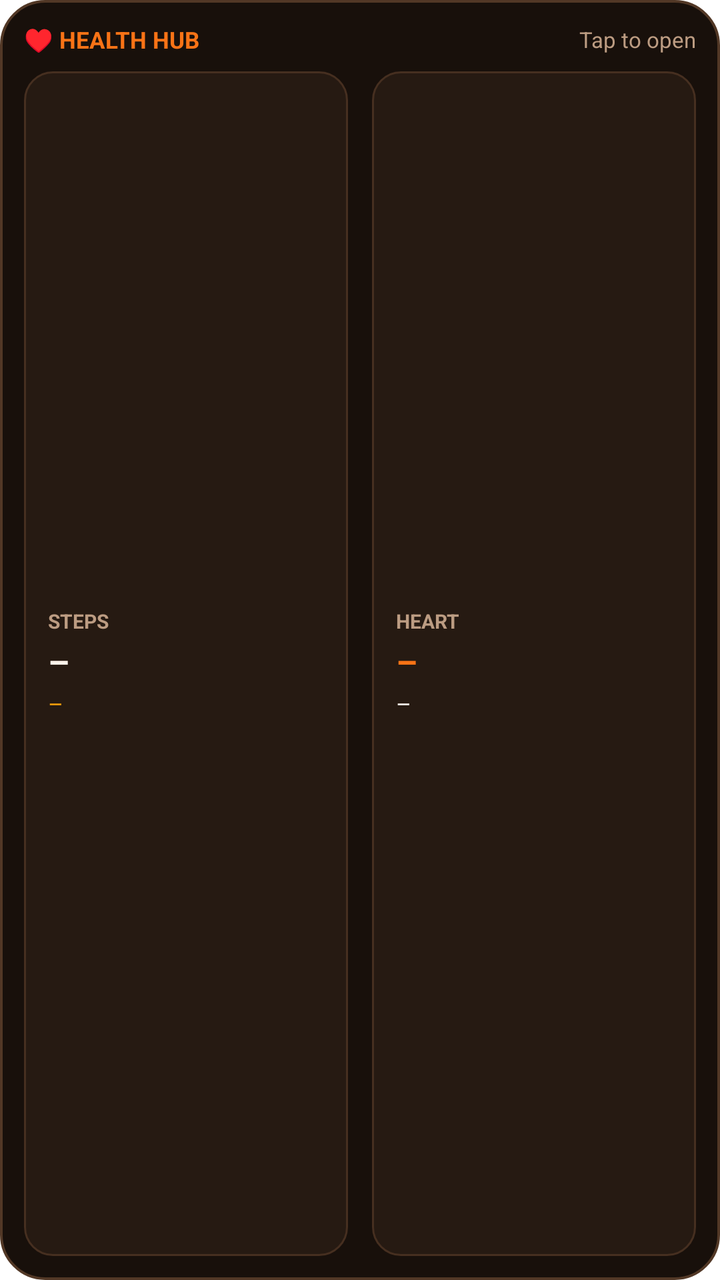
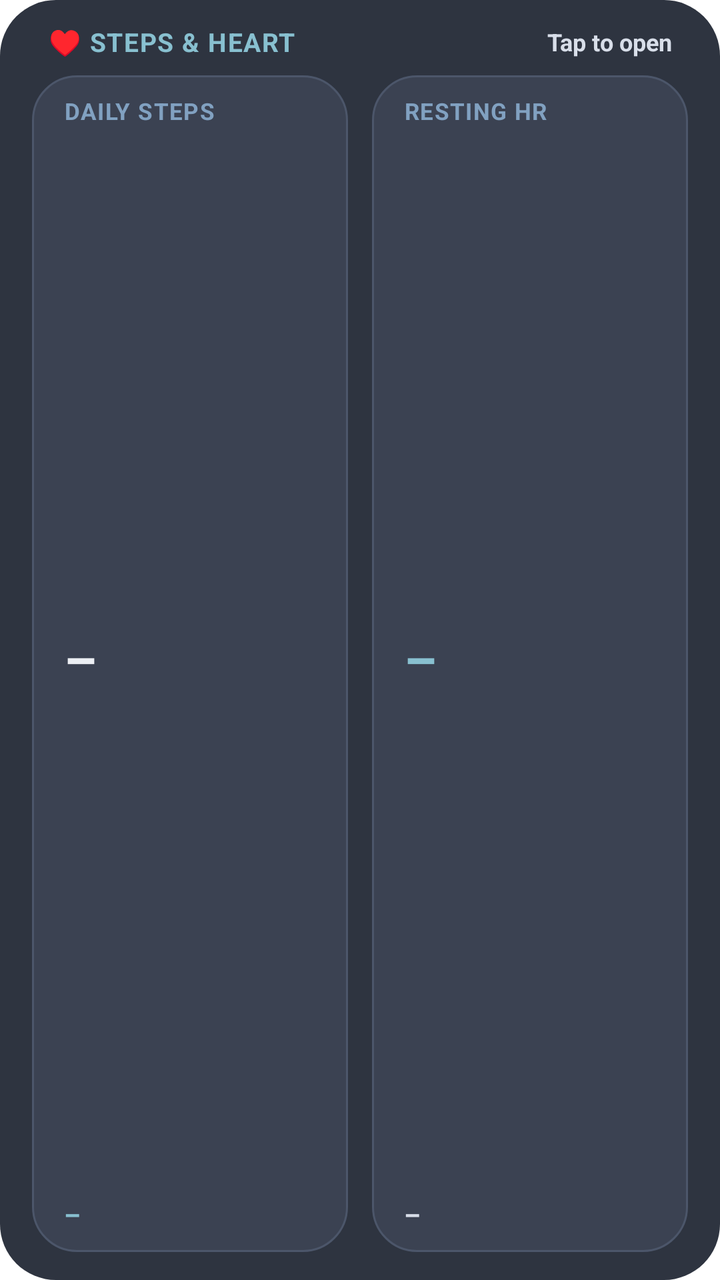

The first picture is an Android layout as it rendered before a commit; the second is the same layout after the commit. The layout source and the unified diff follow.
<!-- AndroidManifest.xml: fallback theme Theme.MaterialComponents.DayNight.NoActionBar -->
<!-- res/layout/widget_health_hub.xml -->
<?xml version="1.0" encoding="utf-8"?>
<LinearLayout xmlns:android="http://schemas.android.com/apk/res/android"
    android:id="@+id/widget_root"
    android:layout_width="match_parent"
    android:layout_height="match_parent"
    android:background="@drawable/widget_bg"
    android:orientation="vertical"
    android:padding="12dp">

    
    <LinearLayout
        android:layout_width="match_parent"
        android:layout_height="wrap_content"
        android:gravity="center_vertical"
        android:orientation="horizontal"
        android:paddingBottom="8dp">

        <TextView
            android:id="@+id/widget_title"
            android:layout_width="0dp"
            android:layout_height="wrap_content"
            android:layout_weight="1"
            android:singleLine="true"
            android:text="♥ HEALTH HUB"
            android:textColor="#F97316"
            android:textSize="11.5sp"
            android:textStyle="bold" />

        <TextView
            android:id="@+id/widget_updated"
            android:layout_width="wrap_content"
            android:layout_height="wrap_content"
            android:singleLine="true"
            android:text="Tap to open"
            android:textColor="#BC9C82"
            android:textSize="11sp" />
    </LinearLayout>

    
    <LinearLayout
        android:layout_width="match_parent"
        android:layout_height="0dp"
        android:layout_weight="1"
        android:baselineAligned="false"
        android:orientation="horizontal">

        
        <LinearLayout
            android:layout_width="0dp"
            android:layout_height="match_parent"
            android:layout_marginEnd="6dp"
            android:layout_weight="1"
            android:background="@drawable/widget_panel_bg"
            android:gravity="center_vertical"
            android:orientation="vertical"
            android:paddingStart="12dp"
            android:paddingTop="8dp"
            android:paddingEnd="10dp"
            android:paddingBottom="8dp">

            <TextView
                android:id="@+id/widget_left_label"
                android:layout_width="wrap_content"
                android:layout_height="wrap_content"
                android:singleLine="true"
                android:text="STEPS"
                android:textColor="#BC9C82"
                android:textSize="10sp"
                android:textStyle="bold" />

            <TextView
                android:id="@+id/widget_left_main"
                android:layout_width="wrap_content"
                android:layout_height="wrap_content"
                android:layout_marginTop="2dp"
                android:singleLine="true"
                android:text="–"
                android:textColor="#FCF3EA"
                android:textSize="17sp"
                android:textStyle="bold" />

            <TextView
                android:id="@+id/widget_left_sub"
                android:layout_width="wrap_content"
                android:layout_height="wrap_content"
                android:layout_marginTop="2dp"
                android:singleLine="true"
                android:text="–"
                android:textColor="#F59E0B"
                android:textSize="11.5sp" />
        </LinearLayout>

        
        <LinearLayout
            android:layout_width="0dp"
            android:layout_height="match_parent"
            android:layout_marginStart="6dp"
            android:layout_weight="1"
            android:background="@drawable/widget_panel_bg"
            android:gravity="center_vertical"
            android:orientation="vertical"
            android:paddingStart="12dp"
            android:paddingTop="8dp"
            android:paddingEnd="10dp"
            android:paddingBottom="8dp">

            <TextView
                android:id="@+id/widget_right_label"
                android:layout_width="wrap_content"
                android:layout_height="wrap_content"
                android:singleLine="true"
                android:text="HEART"
                android:textColor="#BC9C82"
                android:textSize="10sp"
                android:textStyle="bold" />

            <TextView
                android:id="@+id/widget_right_main"
                android:layout_width="wrap_content"
                android:layout_height="wrap_content"
                android:layout_marginTop="2dp"
                android:singleLine="true"
                android:text="–"
                android:textColor="#F97316"
                android:textSize="17sp"
                android:textStyle="bold" />

            <TextView
                android:id="@+id/widget_right_sub"
                android:layout_width="wrap_content"
                android:layout_height="wrap_content"
                android:layout_marginTop="2dp"
                android:singleLine="true"
                android:text="–"
                android:textColor="#FCF3EA"
                android:textSize="11.5sp" />
        </LinearLayout>
    </LinearLayout>
</LinearLayout>
<!-- resources referenced by this layout -->
<resources>
  <!-- drawable widget_bg (drawable) -->
  <?xml version="1.0" encoding="utf-8"?>
  <shape xmlns:android="http://schemas.android.com/apk/res/android"
      android:shape="rectangle">
      <solid android:color="#18100B" />
      <corners android:radius="22dp" />
      <stroke
          android:width="1.2dp"
          android:color="#523826" />
  </shape>
  <!-- drawable widget_panel_bg (drawable) -->
  <?xml version="1.0" encoding="utf-8"?>
  <shape xmlns:android="http://schemas.android.com/apk/res/android"
      android:shape="rectangle">
      <solid android:color="#261A12" />
      <corners android:radius="14dp" />
      <stroke
          android:width="1dp"
          android:color="#462F20" />
  </shape>
</resources>

<!-- the commit's change to res/layout/widget_health_hub.xml (unified diff, before → after) -->
@@ -5,7 +5,10 @@
     android:layout_height="match_parent"
     android:background="@drawable/widget_bg"
     android:orientation="vertical"
-    android:padding="12dp">
+    android:paddingStart="16dp"
+    android:paddingTop="12dp"
+    android:paddingEnd="16dp"
+    android:paddingBottom="14dp">
 
     
     <LinearLayout
@@ -13,6 +16,8 @@
         android:layout_height="wrap_content"
         android:gravity="center_vertical"
         android:orientation="horizontal"
+        android:paddingStart="8dp"
+        android:paddingEnd="8dp"
         android:paddingBottom="8dp">
 
         <TextView
@@ -20,20 +25,23 @@
             android:layout_width="0dp"
             android:layout_height="wrap_content"
             android:layout_weight="1"
-            android:singleLine="true"
-            android:text="♥ HEALTH HUB"
-            android:textColor="#F97316"
-            android:textSize="11.5sp"
+            android:ellipsize="end"
+            android:letterSpacing="0.04"
+            android:maxLines="1"
+            android:text="♥ STEPS &amp; HEART"
+            android:textColor="#88C0D0"
+            android:textSize="13sp"
             android:textStyle="bold" />
 
         <TextView
             android:id="@+id/widget_updated"
             android:layout_width="wrap_content"
             android:layout_height="wrap_content"
-            android:singleLine="true"
+            android:maxLines="1"
             android:text="Tap to open"
-            android:textColor="#BC9C82"
-            android:textSize="11sp" />
+            android:textColor="#D8DEE9"
+            android:textSize="12sp"
+            android:textStyle="bold" />
     </LinearLayout>
 
     
@@ -51,43 +59,55 @@
             android:layout_marginEnd="6dp"
             android:layout_weight="1"
             android:background="@drawable/widget_panel_bg"
-            android:gravity="center_vertical"
             android:orientation="vertical"
-            android:paddingStart="12dp"
-            android:paddingTop="8dp"
-            android:paddingEnd="10dp"
-            android:paddingBottom="8dp">
+            android:paddingStart="16dp"
+            android:paddingTop="10dp"
+            android:paddingEnd="14dp"
+            android:paddingBottom="10dp">
 
             <TextView
                 android:id="@+id/widget_left_label"
-                android:layout_width="wrap_content"
+                android:layout_width="match_parent"
                 android:layout_height="wrap_content"
-                android:singleLine="true"
-                android:text="STEPS"
-                android:textColor="#BC9C82"
-                android:textSize="10sp"
+                android:ellipsize="end"
+                android:letterSpacing="0.04"
+                android:maxLines="1"
+                android:text="DAILY STEPS"
+                android:textColor="#81A1C1"
+                android:textSize="11.5sp"
                 android:textStyle="bold" />
 
             <TextView
                 android:id="@+id/widget_left_main"
-                android:layout_width="wrap_content"
-                android:layout_height="wrap_content"
-                android:layout_marginTop="2dp"
-                android:singleLine="true"
+                android:layout_width="match_parent"
+                android:layout_height="0dp"
+                android:layout_weight="1"
+                android:autoSizeMaxTextSize="26sp"
+                android:autoSizeMinTextSize="17sp"
+                android:autoSizeStepGranularity="1sp"
+                android:autoSizeTextType="uniform"
+                android:gravity="center_vertical"
+                android:includeFontPadding="false"
+                android:maxLines="1"
                 android:text="–"
-                android:textColor="#FCF3EA"
-                android:textSize="17sp"
+                android:textColor="#ECEFF4"
+                android:textSize="25sp"
                 android:textStyle="bold" />
 
             <TextView
                 android:id="@+id/widget_left_sub"
-                android:layout_width="wrap_content"
+                android:layout_width="match_parent"
                 android:layout_height="wrap_content"
-                android:layout_marginTop="2dp"
-                android:singleLine="true"
+                android:autoSizeMaxTextSize="13.5sp"
+                android:autoSizeMinTextSize="10.5sp"
+                android:autoSizeStepGranularity="0.5sp"
+                android:autoSizeTextType="uniform"
+                android:ellipsize="end"
+                android:maxLines="1"
                 android:text="–"
-                android:textColor="#F59E0B"
-                android:textSize="11.5sp" />
+                android:textColor="#88C0D0"
+                android:textSize="13sp"
+                android:textStyle="bold" />
         </LinearLayout>
 
         
@@ -97,43 +117,55 @@
             android:layout_marginStart="6dp"
             android:layout_weight="1"
             android:background="@drawable/widget_panel_bg"
-            android:gravity="center_vertical"
             android:orientation="vertical"
-            android:paddingStart="12dp"
-            android:paddingTop="8dp"
-            android:paddingEnd="10dp"
-            android:paddingBottom="8dp">
+            android:paddingStart="16dp"
+            android:paddingTop="10dp"
+            android:paddingEnd="14dp"
+            android:paddingBottom="10dp">
 
             <TextView
                 android:id="@+id/widget_right_label"
-                android:layout_width="wrap_content"
+                android:layout_width="match_parent"
                 android:layout_height="wrap_content"
-                android:singleLine="true"
-                android:text="HEART"
-                android:textColor="#BC9C82"
-                android:textSize="10sp"
+                android:ellipsize="end"
+                android:letterSpacing="0.04"
+                android:maxLines="1"
+                android:text="RESTING HR"
+                android:textColor="#81A1C1"
+                android:textSize="11.5sp"
                 android:textStyle="bold" />
 
             <TextView
                 android:id="@+id/widget_right_main"
-                android:layout_width="wrap_content"
-                android:layout_height="wrap_content"
-                android:layout_marginTop="2dp"
-                android:singleLine="true"
+                android:layout_width="match_parent"
+                android:layout_height="0dp"
+                android:layout_weight="1"
+                android:autoSizeMaxTextSize="26sp"
+                android:autoSizeMinTextSize="17sp"
+                android:autoSizeStepGranularity="1sp"
+                android:autoSizeTextType="uniform"
+                android:gravity="center_vertical"
+                android:includeFontPadding="false"
+                android:maxLines="1"
                 android:text="–"
-                android:textColor="#F97316"
-                android:textSize="17sp"
+                android:textColor="#88C0D0"
+                android:textSize="25sp"
                 android:textStyle="bold" />
 
             <TextView
                 android:id="@+id/widget_right_sub"
-                android:layout_width="wrap_content"
+                android:layout_width="match_parent"
                 android:layout_height="wrap_content"
-                android:layout_marginTop="2dp"
-                android:singleLine="true"
+                android:autoSizeMaxTextSize="13.5sp"
+                android:autoSizeMinTextSize="10.5sp"
+                android:autoSizeStepGranularity="0.5sp"
+                android:autoSizeTextType="uniform"
+                android:ellipsize="end"
+                android:maxLines="1"
                 android:text="–"
-                android:textColor="#FCF3EA"
-                android:textSize="11.5sp" />
+                android:textColor="#D8DEE9"
+                android:textSize="13sp"
+                android:textStyle="bold" />
         </LinearLayout>
     </LinearLayout>
 </LinearLayout>
<!-- resource entries referenced after the edit -->
@@ -4,21 +4,20 @@
   <?xml version="1.0" encoding="utf-8"?>
   <shape xmlns:android="http://schemas.android.com/apk/res/android"
       android:shape="rectangle">
-      <solid android:color="#18100B" />
-      <corners android:radius="22dp" />
-      <stroke
-          android:width="1.2dp"
-          android:color="#523826" />
+      
+      <solid android:color="#2E3440" />
+      <corners android:radius="28dp" />
   </shape>
   <!-- drawable widget_panel_bg (drawable) -->
   <?xml version="1.0" encoding="utf-8"?>
   <shape xmlns:android="http://schemas.android.com/apk/res/android"
       android:shape="rectangle">
-      <solid android:color="#261A12" />
-      <corners android:radius="14dp" />
+      
+      <solid android:color="#3B4252" />
+      <corners android:radius="22dp" />
       <stroke
           android:width="1dp"
-          android:color="#462F20" />
+          android:color="#4C566A" />
   </shape>
 </resources>
 
